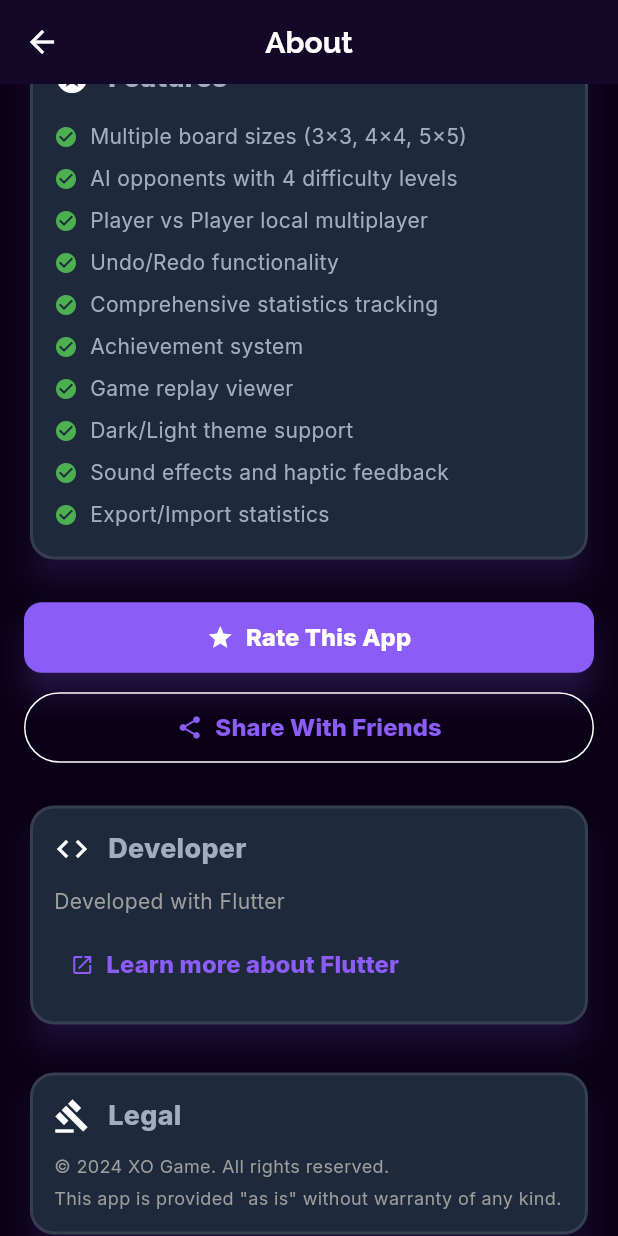
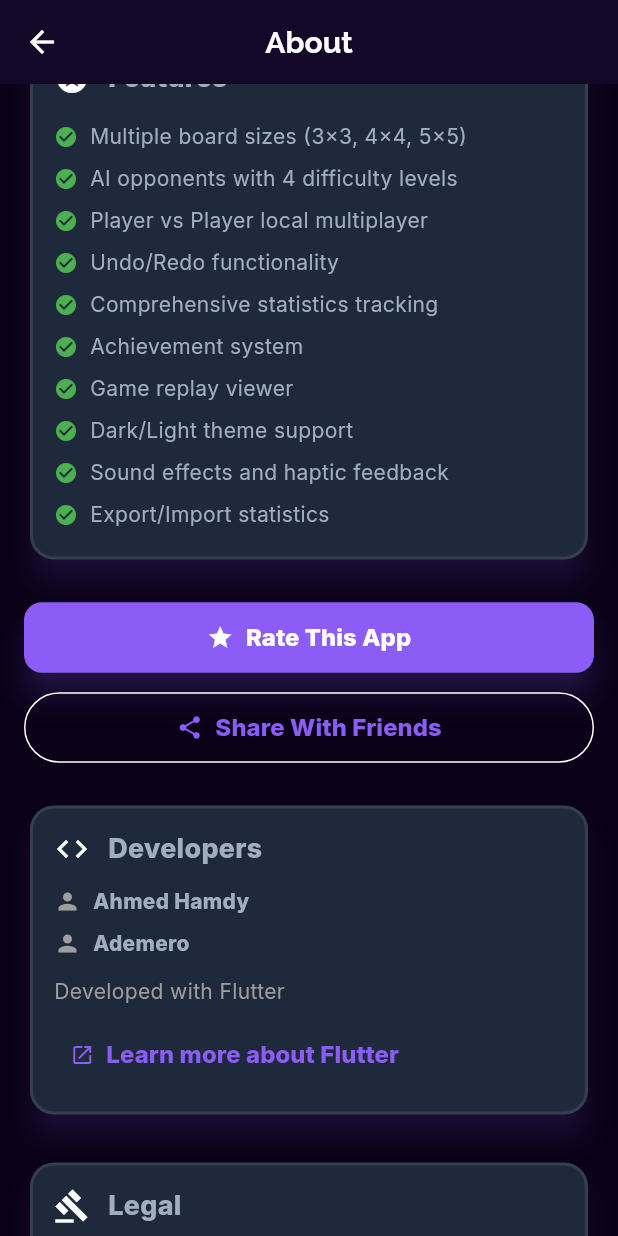
Before and after one commit to FlutterSmith/xo_game, a Flutter app: the AboutScreen screen opened by its route, scrolled down 576 dp, on a phone screen of 412 x 824 dp. Run offline on Flutter 3.47's test engine with Material 3 defaults, Android fonts, the phone set to English and light mode, and no system bars; our stand-ins replace audioplayers, bloc, confetti, equatable, file_picker, fl_chart and 5 more; accounts and stored records are empty.

Commit message:
fix: home screen settings reactivity and UI overflow
- Add BlocBuilder for SettingsCubit to drawer header to display player name from settings
- Fix text overflow in 'Player vs AI' dropdown by wrapping text in Flexible widget
- Add developer credits (Ahmed Hamdy and Ademero) to About screen

```diff
--- a/lib/screens/about_screen.dart
+++ b/lib/screens/about_screen.dart
@@ -211,11 +211,33 @@ class AboutScreen extends StatelessWidget {
                 Icon(Icons.code, size: 24),
                 SizedBox(width: 12),
                 Text(
-                  'Developer',
+                  'Developers',
                   style: TextStyle(
                     fontSize: 18,
                     fontWeight: FontWeight.bold,
                   ),
+                ),
+              ],
+            ),
+            const SizedBox(height: 12),
+            const Row(
+              children: [
+                Icon(Icons.person, size: 18, color: Colors.grey),
+                SizedBox(width: 8),
+                Text(
+                  'Ahmed Hamdy',
+                  style: TextStyle(fontSize: 14, fontWeight: FontWeight.w600),
+                ),
+              ],
+            ),
+            const SizedBox(height: 8),
+            const Row(
+              children: [
+                Icon(Icons.person, size: 18, color: Colors.grey),
+                SizedBox(width: 8),
+                Text(
+                  'Ademero',
+                  style: TextStyle(fontSize: 14, fontWeight: FontWeight.w600),
                 ),
               ],
             ),
```
Also changed, not shown: lib/screens/home_screen.dart (+14 -5 lines).
